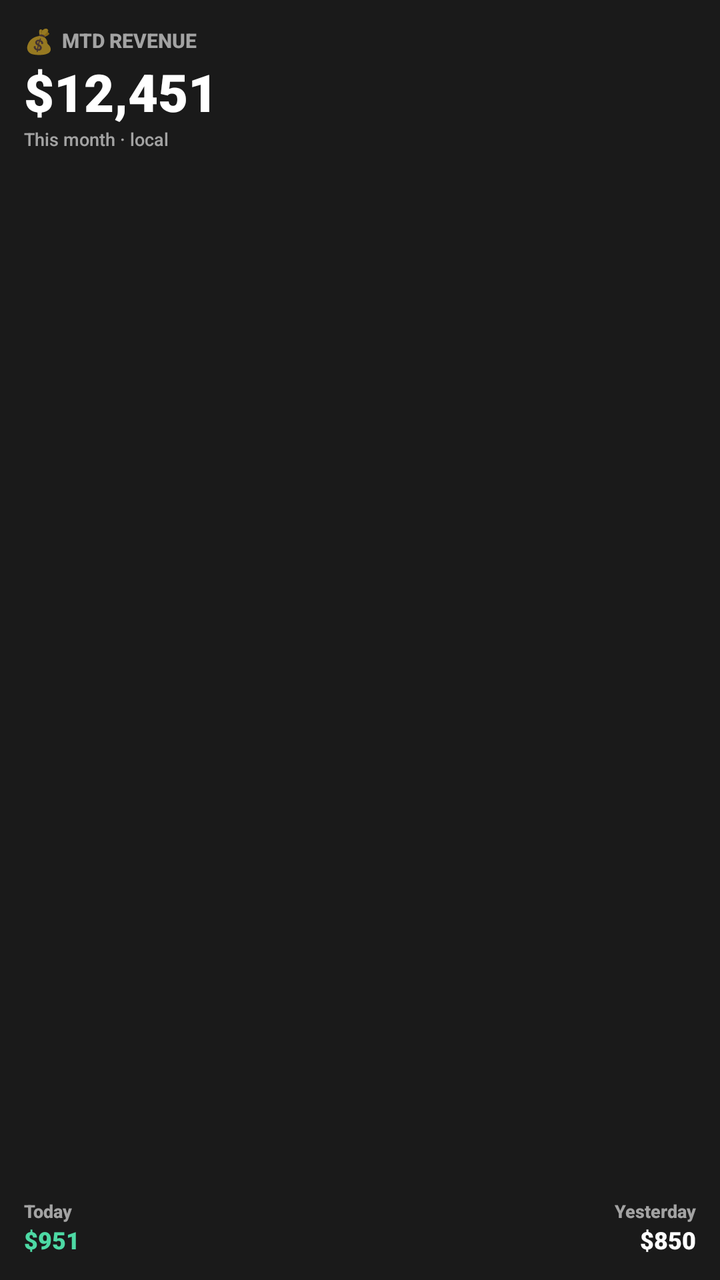
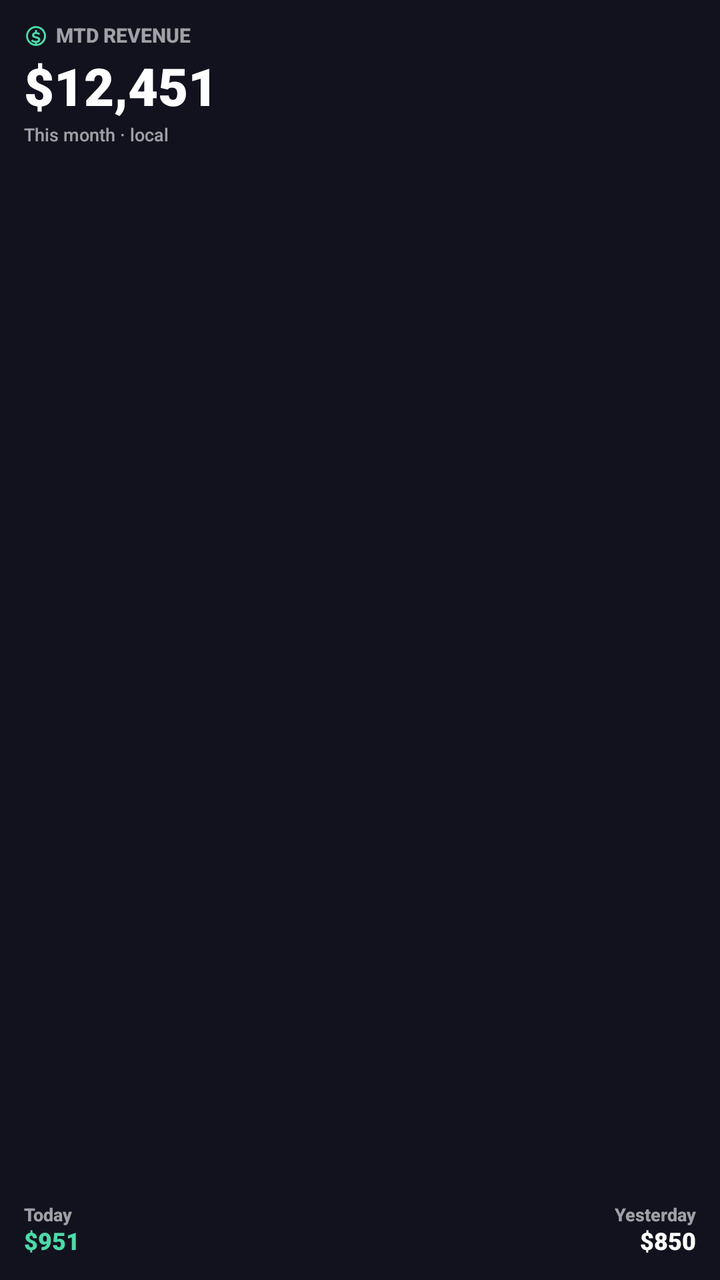

The first picture is an Android layout as it rendered before a commit; the second is the same layout after the commit. The layout source and the unified diff follow.
<!-- AndroidManifest.xml: fallback theme Theme.MaterialComponents.DayNight.NoActionBar -->
<!-- res/layout/revenue_tab_widget_small.xml -->
<?xml version="1.0" encoding="utf-8"?>
<LinearLayout xmlns:android="http://schemas.android.com/apk/res/android"
    android:layout_width="match_parent"
    android:layout_height="match_parent"
    android:orientation="vertical"
    android:padding="12dp"
    android:background="@color/widgetBackground">

    
    <LinearLayout
        android:layout_width="wrap_content"
        android:layout_height="wrap_content"
        android:orientation="horizontal"
        android:gravity="center_vertical">
        <TextView
            android:layout_width="wrap_content"
            android:layout_height="wrap_content"
            android:text="💰"
            android:textSize="12sp" />
        <TextView
            android:layout_width="wrap_content"
            android:layout_height="wrap_content"
            android:text="MTD REVENUE"
            android:textSize="10sp"
            android:textStyle="bold"
            android:textColor="@color/widgetTextSecondary"
            android:layout_marginStart="4dp"
            android:fontFamily="sans-serif-medium" />
    </LinearLayout>

    
    <TextView
        android:id="@+id/tvMtdRevenue"
        android:layout_width="wrap_content"
        android:layout_height="wrap_content"
        android:text="$12,451"
        android:textSize="26sp"
        android:textStyle="bold"
        android:textColor="@color/widgetTextPrimary"
        android:fontFamily="sans-serif-black"
        android:maxLines="1"
        android:ellipsize="end" />

    <TextView
        android:id="@+id/tvMtdLabel"
        android:layout_width="wrap_content"
        android:layout_height="wrap_content"
        android:text="This month · local"
        android:textSize="9sp"
        android:textColor="@color/widgetTextSecondary"
        android:fontFamily="sans-serif-medium" />

    <TextView
        android:layout_width="match_parent"
        android:layout_height="0dp"
        android:layout_weight="1" />

    
    <LinearLayout
        android:layout_width="match_parent"
        android:layout_height="wrap_content"
        android:orientation="horizontal">
        <LinearLayout
            android:layout_width="wrap_content"
            android:layout_height="wrap_content"
            android:orientation="vertical">
            <TextView
                android:layout_width="wrap_content"
                android:layout_height="wrap_content"
                android:text="Today"
                android:textSize="9sp"
                android:textStyle="bold"
                android:textColor="@color/widgetTextSecondary"
                android:fontFamily="sans-serif-medium" />
            <TextView
                android:id="@+id/tvToday"
                android:layout_width="wrap_content"
                android:layout_height="wrap_content"
                android:text="$951"
                android:textSize="12sp"
                android:textStyle="bold"
                android:textColor="@color/widgetAccent"
                android:fontFamily="sans-serif-black" />
        </LinearLayout>
        <TextView
            android:layout_width="0dp"
            android:layout_height="0dp"
            android:layout_weight="1" />
        <LinearLayout
            android:layout_width="wrap_content"
            android:layout_height="wrap_content"
            android:orientation="vertical"
            android:gravity="end">
            <TextView
                android:layout_width="wrap_content"
                android:layout_height="wrap_content"
                android:text="Yesterday"
                android:textSize="9sp"
                android:textStyle="bold"
                android:textColor="@color/widgetTextSecondary"
                android:fontFamily="sans-serif-medium" />
            <TextView
                android:id="@+id/tvYesterday"
                android:layout_width="wrap_content"
                android:layout_height="wrap_content"
                android:text="$850"
                android:textSize="12sp"
                android:textStyle="bold"
                android:textColor="@color/widgetTextPrimary"
                android:fontFamily="sans-serif-black" />
        </LinearLayout>
    </LinearLayout>

</LinearLayout>
<!-- resources referenced by this layout -->
<resources>
  <color name="widgetAccent">#4DD9A4</color>
  <color name="widgetBackground">#1A1A1A</color>
  <color name="widgetTextPrimary">#FFFFFF</color>
  <color name="widgetTextSecondary">#99FFFFFF</color>
</resources>

<!-- the commit's change to res/layout/revenue_tab_widget_small.xml (unified diff, before → after) -->
@@ -1,114 +1,43 @@
 <?xml version="1.0" encoding="utf-8"?>
 <LinearLayout xmlns:android="http://schemas.android.com/apk/res/android"
+    android:id="@+id/widgetRoot"
     android:layout_width="match_parent"
     android:layout_height="match_parent"
     android:orientation="vertical"
     android:padding="12dp"
     android:background="@color/widgetBackground">
 
-    
     <LinearLayout
-        android:layout_width="wrap_content"
+        android:layout_width="match_parent"
         android:layout_height="wrap_content"
         android:orientation="horizontal"
         android:gravity="center_vertical">
-        <TextView
-            android:layout_width="wrap_content"
-            android:layout_height="wrap_content"
-            android:text="💰"
-            android:textSize="12sp" />
+        <ImageView
+            android:layout_width="12dp"
+            android:layout_height="12dp"
+            android:src="@drawable/ic_widget_dollar_circle"
+            android:contentDescription="@null" />
         <TextView
             android:layout_width="wrap_content"
             android:layout_height="wrap_content"
             android:text="MTD REVENUE"
             android:textSize="10sp"
             android:textStyle="bold"
-            android:textColor="@color/widgetTextSecondary"
             android:layout_marginStart="4dp"
-            android:fontFamily="sans-serif-medium" />
+            android:textColor="@color/widgetTextSecondary" android:fontFamily="sans-serif-medium" android:includeFontPadding="false" />
     </LinearLayout>
-
-    
-    <TextView
-        android:id="@+id/tvMtdRevenue"
-        android:layout_width="wrap_content"
-        android:layout_height="wrap_content"
-        android:text="$12,451"
-        android:textSize="26sp"
-        android:textStyle="bold"
-        android:textColor="@color/widgetTextPrimary"
-        android:fontFamily="sans-serif-black"
-        android:maxLines="1"
-        android:ellipsize="end" />
-
-    <TextView
-        android:id="@+id/tvMtdLabel"
-        android:layout_width="wrap_content"
-        android:layout_height="wrap_content"
-        android:text="This month · local"
-        android:textSize="9sp"
-        android:textColor="@color/widgetTextSecondary"
-        android:fontFamily="sans-serif-medium" />
-
-    <TextView
-        android:layout_width="match_parent"
-        android:layout_height="0dp"
-        android:layout_weight="1" />
-
-    
-    <LinearLayout
-        android:layout_width="match_parent"
-        android:layout_height="wrap_content"
-        android:orientation="horizontal">
-        <LinearLayout
-            android:layout_width="wrap_content"
-            android:layout_height="wrap_content"
-            android:orientation="vertical">
-            <TextView
-                android:layout_width="wrap_content"
-                android:layout_height="wrap_content"
-                android:text="Today"
-                android:textSize="9sp"
-                android:textStyle="bold"
-                android:textColor="@color/widgetTextSecondary"
-                android:fontFamily="sans-serif-medium" />
-            <TextView
-                android:id="@+id/tvToday"
-                android:layout_width="wrap_content"
-                android:layout_height="wrap_content"
-                android:text="$951"
-                android:textSize="12sp"
-                android:textStyle="bold"
-                android:textColor="@color/widgetAccent"
-                android:fontFamily="sans-serif-black" />
+    <TextView android:id="@+id/tvMtdRevenue" android:layout_width="wrap_content" android:layout_height="wrap_content" android:text="$12,451" android:textSize="26sp" android:textStyle="bold" android:maxLines="1" android:ellipsize="end" android:layout_marginTop="5dp" android:textColor="@color/widgetTextPrimary" android:fontFamily="sans-serif-black" android:includeFontPadding="false" />
+    <TextView android:id="@+id/tvMtdLabel" android:layout_width="wrap_content" android:layout_height="wrap_content" android:text="This month · local" android:textSize="9sp" android:layout_marginTop="3dp" android:textColor="@color/widgetTextSecondary" android:fontFamily="sans-serif-medium" android:includeFontPadding="false" />
+    <TextView android:layout_width="match_parent" android:layout_height="0dp" android:layout_weight="1" />
+    <LinearLayout android:layout_width="match_parent" android:layout_height="wrap_content" android:orientation="horizontal">
+        <LinearLayout android:layout_width="wrap_content" android:layout_height="wrap_content" android:orientation="vertical">
+            <TextView android:layout_width="wrap_content" android:layout_height="wrap_content" android:text="Today" android:textSize="9sp" android:textStyle="bold" android:textColor="@color/widgetTextSecondary" android:fontFamily="sans-serif-medium" android:includeFontPadding="false" />
+            <TextView android:id="@+id/tvToday" android:layout_width="wrap_content" android:layout_height="wrap_content" android:text="$951" android:textSize="12sp" android:textStyle="bold" android:textColor="@color/widgetAccent" android:fontFamily="sans-serif-black" android:includeFontPadding="false" android:layout_marginTop="1dp" />
         </LinearLayout>
-        <TextView
-            android:layout_width="0dp"
-            android:layout_height="0dp"
-            android:layout_weight="1" />
-        <LinearLayout
-            android:layout_width="wrap_content"
-            android:layout_height="wrap_content"
-            android:orientation="vertical"
-            android:gravity="end">
-            <TextView
-                android:layout_width="wrap_content"
-                android:layout_height="wrap_content"
-                android:text="Yesterday"
-                android:textSize="9sp"
-                android:textStyle="bold"
-                android:textColor="@color/widgetTextSecondary"
-                android:fontFamily="sans-serif-medium" />
-            <TextView
-                android:id="@+id/tvYesterday"
-                android:layout_width="wrap_content"
-                android:layout_height="wrap_content"
-                android:text="$850"
-                android:textSize="12sp"
-                android:textStyle="bold"
-                android:textColor="@color/widgetTextPrimary"
-                android:fontFamily="sans-serif-black" />
+        <TextView android:layout_width="0dp" android:layout_height="0dp" android:layout_weight="1" />
+        <LinearLayout android:layout_width="wrap_content" android:layout_height="wrap_content" android:orientation="vertical" android:gravity="end">
+            <TextView android:layout_width="wrap_content" android:layout_height="wrap_content" android:text="Yesterday" android:textSize="9sp" android:textStyle="bold" android:textColor="@color/widgetTextSecondary" android:fontFamily="sans-serif-medium" android:includeFontPadding="false" />
+            <TextView android:id="@+id/tvYesterday" android:layout_width="wrap_content" android:layout_height="wrap_content" android:text="$850" android:textSize="12sp" android:textStyle="bold" android:textColor="@color/widgetTextPrimary" android:fontFamily="sans-serif-black" android:includeFontPadding="false" android:layout_marginTop="1dp" />
         </LinearLayout>
     </LinearLayout>
-
 </LinearLayout>
<!-- resource entries referenced after the edit -->
@@ -1,8 +1,13 @@
 <!-- resources referenced by this layout -->
 <resources>
-  <color name="widgetAccent">#4DD9A4</color>
-  <color name="widgetBackground">#1A1A1A</color>
-  <color name="widgetTextPrimary">#FFFFFF</color>
+  <color name="widgetAccent">#4DD9A6</color>
+  <color name="widgetBackground">#12121F</color>
+  <color name="widgetTextPrimary">#FFFFFFFF</color>
   <color name="widgetTextSecondary">#99FFFFFF</color>
+  <!-- drawable ic_widget_dollar_circle (drawable) -->
+  <vector xmlns:android="http://schemas.android.com/apk/res/android" android:width="24dp" android:height="24dp" android:viewportWidth="24" android:viewportHeight="24">
+      <path android:fillColor="@color/widgetAccent" android:pathData="M12,2a10,10 0,1 0,0.1,0M12,4a8,8 0,1 1,0,16a8,8 0,0 1,0,-16z"/>
+      <path android:fillColor="@color/widgetAccent" android:pathData="M11,6h2v2.1c1.4,0.2 2.5,0.8 3.2,1.7l-1.5,1.3c-0.6,-0.7 -1.5,-1.1 -2.7,-1.1c-1.1,0 -1.8,0.4 -1.8,1.1c0,0.7 0.8,0.9 2.4,1.3c2,0.5 3.7,1.2 3.7,3.2c0,1.8 -1.3,3 -3.3,3.3V21h-2v-2.1c-1.8,-0.2 -3.1,-0.9 -4,-2l1.5,-1.4c0.8,0.9 1.9,1.4 3.3,1.4c1.4,0 2.2,-0.4 2.2,-1.2c0,-0.7 -0.7,-1 -2.4,-1.4C9.5,13.8 8,13.1 8,11.2c0,-1.6 1.2,-2.8 3,-3.1V6z"/>
+  </vector>
 </resources>
 
